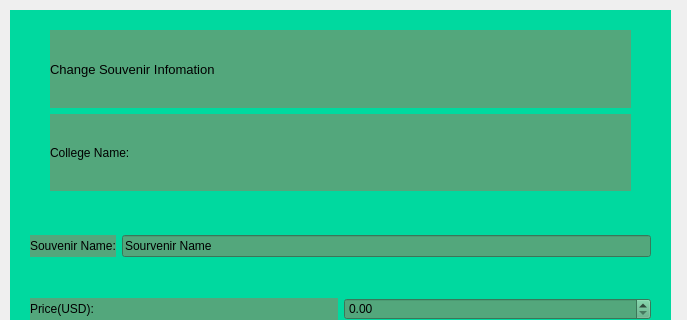
The window that Maintenance.ui (CS1DScrumDogs/Code) describes before a commit, drawn with Qt 5; both pictures show x 0 to 687 and y 0 to 320 of the 687 by 515 pixel window.
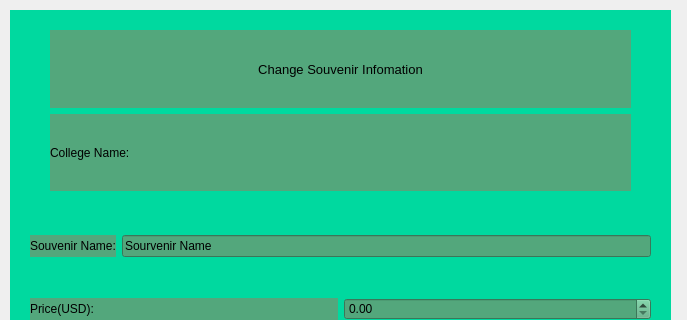
The same window after the commit.

Patch:
```diff
--- a/Maintenance.ui
+++ b/Maintenance.ui
@@ -250,6 +250,9 @@
         <property name="text">
          <string>Change Souvenir Infomation</string>
         </property>
+        <property name="alignment">
+         <set>Qt::AlignCenter</set>
+        </property>
        </widget>
       </item>
       <item>
```
Left out of the diff: 3 changed lines with no effect on the pictures.
